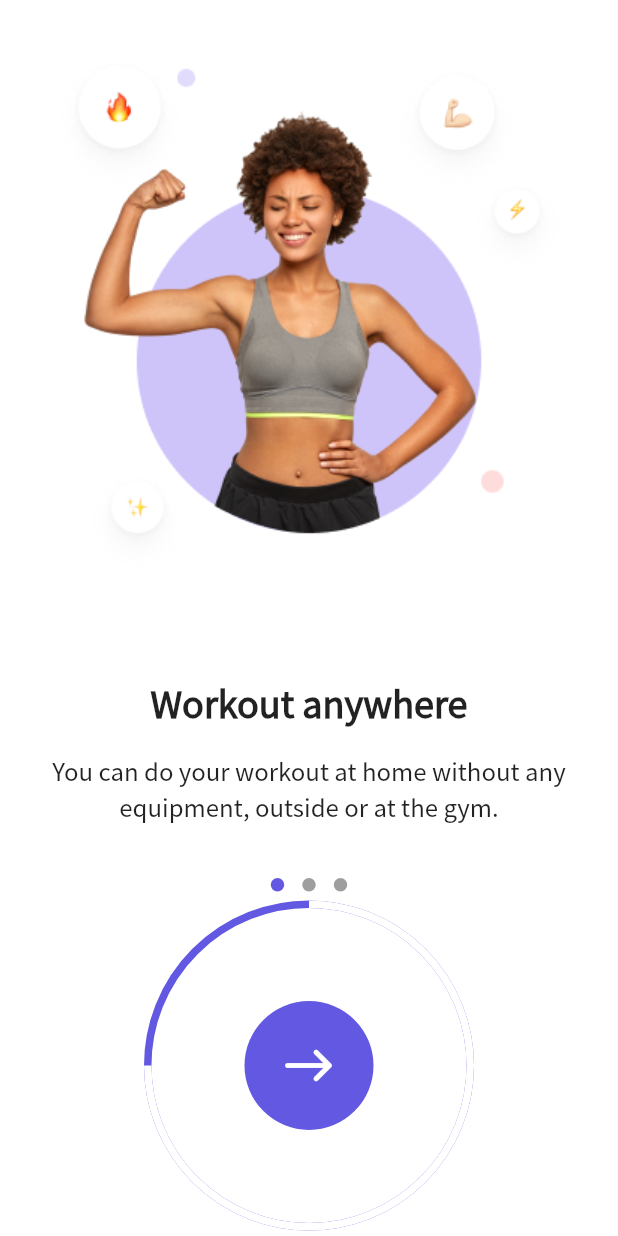
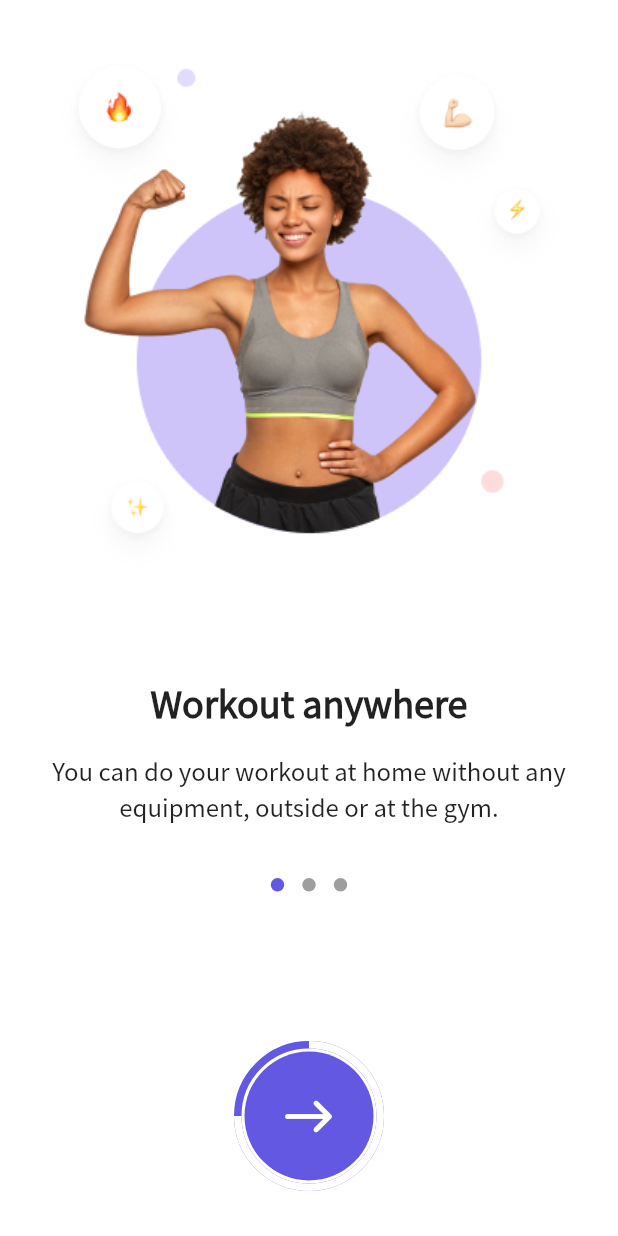
Before and after one commit to Wilton-Dsouza/Perfect-fitness, a Flutter app: the screen it shows after launch, on a phone screen of 412 x 824 dp. Run offline on Flutter 3.47's test engine with Material 2 defaults, Android fonts, the phone set to English and light mode, and no system bars; drawn by our look-alikes of dots_indicator, percent_indicator; our stand-ins replace bloc, chewie, firebase_auth, firebase_core, firebase_storage, flutter_bloc and 7 more; missing offline and left inert: custom_timer; accounts and stored records are empty.

Commit message:
Update the radius of the onboarding next

```diff
--- a/lib/screens/onboarding/widget/onboarding_content.dart
+++ b/lib/screens/onboarding/widget/onboarding_content.dart
@@ -66,7 +66,7 @@ class OnboardingContent extends StatelessWidget {
                 tween: Tween<double>(begin: 0, end: percent),
                 duration: Duration(seconds: 1),
                 builder: (context, value, _) => CircularPercentIndicator(
-                      radius: 110,
+                      radius: 50,
                       backgroundColor: ColorConstants.primaryColor,
                       progressColor: Colors.white,
                       percent: 1 - value,
```
